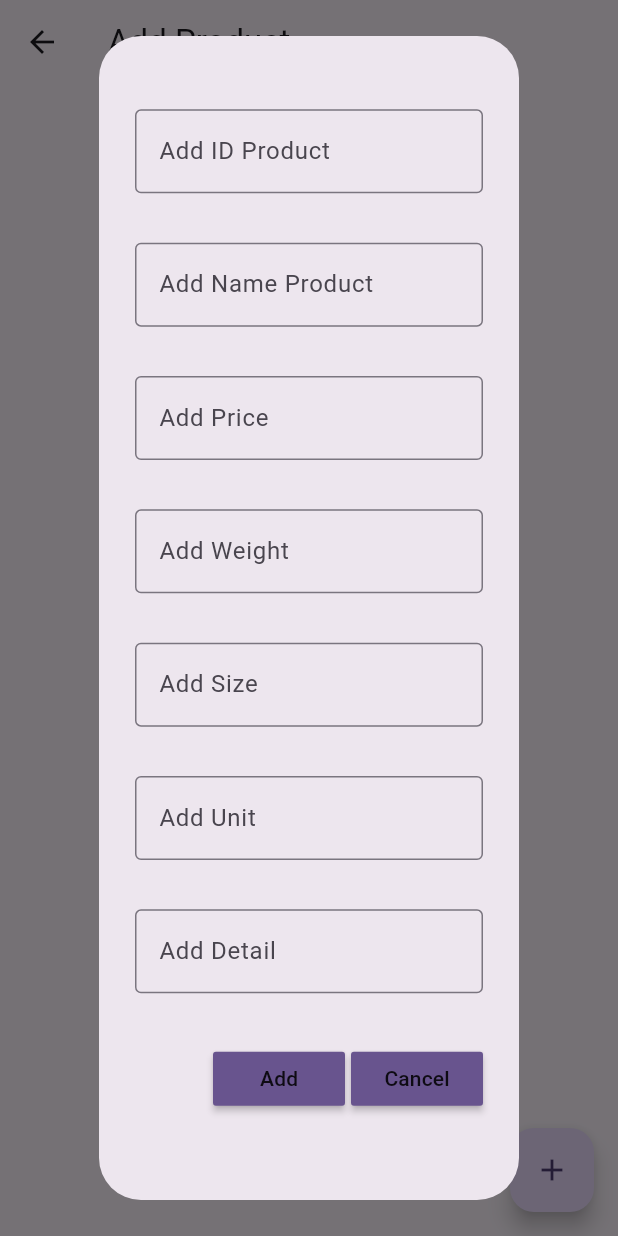
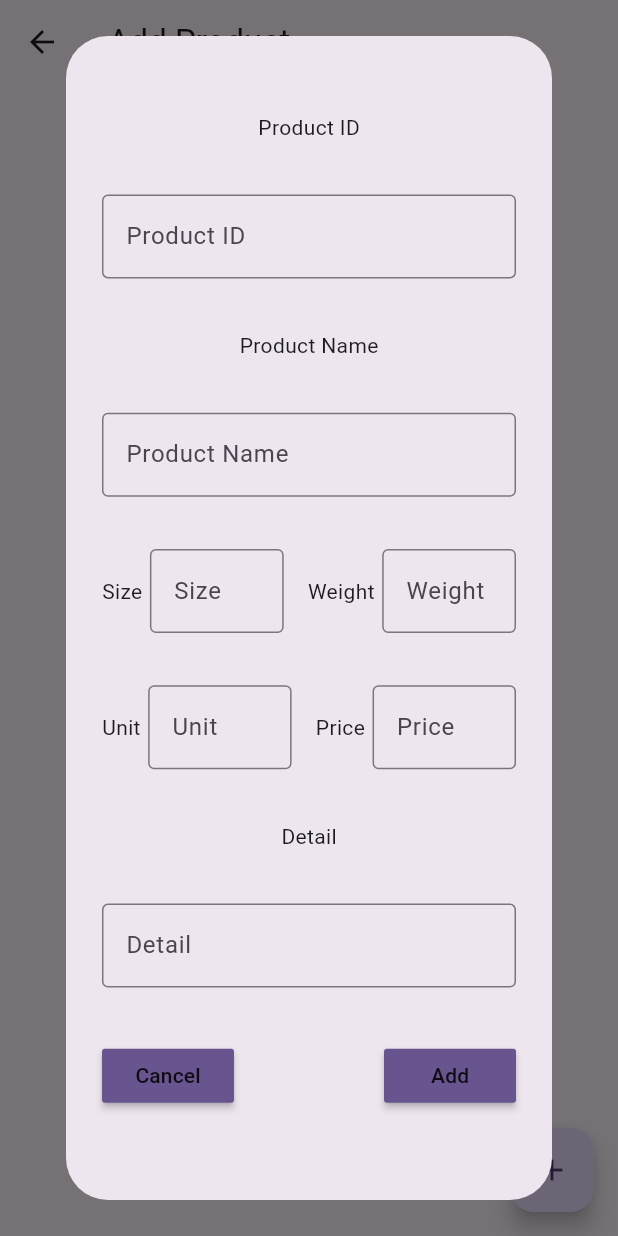
Before and after one commit to Knabi123/Industry_Move, a Flutter app: the Addproduct screen opened directly, after a tap on the "add" icon, on a phone screen of 412 x 824 dp. Run offline on Flutter 3.47's test engine with Material 2 defaults, Android fonts, the phone set to English and light mode, and no system bars; our stand-ins replace image_picker.

Commit message:
updateUI22/1.1

```diff
--- a/lib/src/addproduct.dart
+++ b/lib/src/addproduct.dart
@@ -49,13 +49,15 @@ class _AddproductState extends State<Addproduct> {
         itemCount: add_product.length,
         itemBuilder: (context, index) {
           return Add_product(
+            Id_product: 'ID : ${index + 1}',
             Productname: add_product[index][0],
-            Id_product: 'ID: ${index + 1}',
-            Price_product: 'Price: ${add_product[index][0]}',
-            Weight_product: 'Weight: ${add_product[index][0]}',
-            Size_product: 'Size: ${add_product[index][0]}',
-            Detail_product: 'Detail: ${add_product[index][0]}',
-            Unit_product: 'Unit: ${add_product[index][0]}',
+            Detail_product: 'Detail : ${add_product[index][0]}',
+            Price_product: 'Price : ${add_product[index][0]}',
+            Unit_product: 'Unit : ${add_product[index][0]}',
+            Weight_product: 'Weight : ${add_product[index][0]}',
+            Size_product: 'Size : ${add_product[index][0]}',
+
+
           );
         },
       ),
--- a/lib/src/addproducttype.dart
+++ b/lib/src/addproducttype.dart
@@ -49,7 +49,9 @@ class _AddproducttypeState extends State<Addproducttype> {
     return Scaffold(
       appBar: AppBar(
         title: Text("Home"),
-        elevation: 0,
+         centerTitle: true, // ตำแหน่งของ title อยู่ตรงกลาง
+        elevation: 2,
+
       ),
       floatingActionButton: FloatingActionButton(
         onPressed: () => createtype(context),
--- a/lib/utils/dialog_product.dart
+++ b/lib/utils/dialog_product.dart
@@ -29,63 +29,98 @@ class Dialogboxproduct extends StatelessWidget {
         child: Column(
           mainAxisAlignment: MainAxisAlignment.spaceEvenly,
           children: [
+            Text("Product ID"),
+
             TextField(
               controller: idController,
               decoration: InputDecoration(
                 border: OutlineInputBorder(),
-                hintText: "Add ID Product",
+                hintText: "Product ID",
               ),
             ),
+            Text("Product Name"),
             TextField(
               controller: nameController,
               decoration: InputDecoration(
                 border: OutlineInputBorder(),
-                hintText: "Add Name Product",
+                hintText: "Product Name",
               ),
             ),
-            TextField(
-              controller: priceController,
-              decoration: InputDecoration(
-                border: OutlineInputBorder(),
-                hintText: "Add Price",
-              ),
+
+            Row(
+              mainAxisAlignment: MainAxisAlignment.spaceBetween,
+              children: [
+                // "Size" and "Weight" on the same line
+                Text("Size"),
+                const SizedBox(width: 5),
+                Expanded(
+
+                  child: TextField(
+                    controller: sizeController,
+                    decoration: InputDecoration(
+                      border: OutlineInputBorder(),
+                      hintText: "Size",
+                    ),
+                  ),
+                ),
+                const SizedBox(width: 16),
+                Text("Weight"),
+                const SizedBox(width: 5),// Adjust the spacing between "Size" and "Weight"
+                Expanded(
+                  child: TextField(
+                    controller: weightController,
+                    decoration: InputDecoration(
+                      border: OutlineInputBorder(),
+                      hintText: "Weight",
+                    ),
+                  ),
+                ),
+              ],
             ),
-            TextField(
-              controller: weightController,
-              decoration: InputDecoration(
-                border: OutlineInputBorder(),
-                hintText: "Add Weight",
-              ),
+            Row(
+              mainAxisAlignment: MainAxisAlignment.spaceBetween,
+              children: [
+                // "Unit" and "Price" on the same line
+                Text("Unit"),
+                const SizedBox(width: 5),
+                Expanded(
+                  child: TextField(
+                    controller: unitController,
+                    decoration: InputDecoration(
+                      border: OutlineInputBorder(),
+                      hintText: "Unit",
+                    ),
+                  ),
+                ),
+                const SizedBox(width: 16),
+                Text("Price"),
+                const SizedBox(width: 5), // Adjust the spacing between "Unit" and "Price"
+                Expanded(
+                  child: TextField(
+                    controller: priceController,
+                    decoration: InputDecoration(
+                      border: OutlineInputBorder(),
+                      hintText: "Price",
+                    ),
+                  ),
+                ),
+              ],
             ),
-            TextField(
-              controller: sizeController,
-              decoration: InputDecoration(
-                border: OutlineInputBorder(),
-                hintText: "Add Size",
-              ),
-            ),
-            TextField(
-              controller: unitController,
-              decoration: InputDecoration(
-                border: OutlineInputBorder(),
-                hintText: "Add Unit",
-              ),
-            ),
+            Text("Detail"),
             TextField(
               controller: detailController,
               decoration: InputDecoration(
                 border: OutlineInputBorder(),
-                hintText: "Add Detail",
-              ),
-            ),
+                hintText: "Detail",
+              ),),
             Row(
               mainAxisAlignment: MainAxisAlignment.end,
               children: [
+                ButtonProduct(text: "Cancel", onPressed: onCancel),
+                const SizedBox(
+                  width: 100,
+                ),
                 ButtonProduct(text: "Add", onPressed: onSave),
-                const SizedBox(
-                  width: 4,
-                ),
-                ButtonProduct(text: "Cancel", onPressed: onCancel),
               ],
             ),
           ],
```
Also changed, not shown: lib/utils/add_product.dart (+24 -6 lines), lib/utils/addtype.dart (+5 -3 lines), lib/utils/dialogbox.dart (+17 -6 lines), pubspec.lock.
